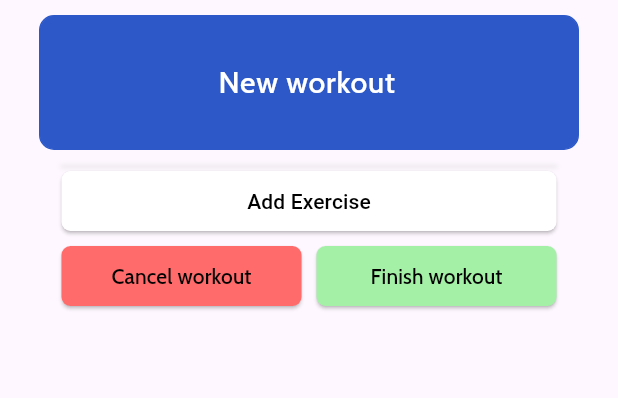
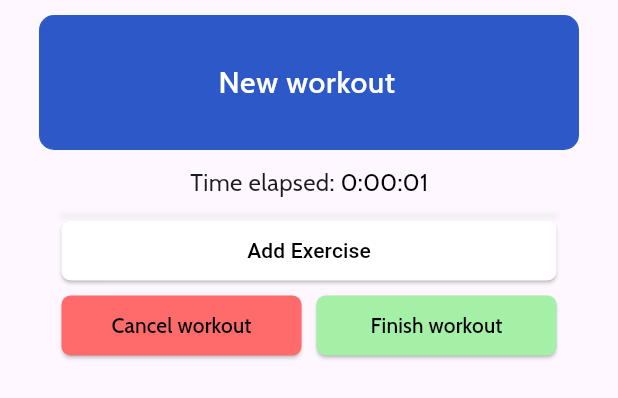
Before and after one commit to siribsandnes/IDATA2503_finalProject, a Flutter app: the NewWorkoutScreen widget shown alone on an empty page, opened directly with empty values, on a phone screen of 412 x 824 dp. Shown: the top 398 px of the screen. Run offline on Flutter 3.47's test engine with Material 3 defaults, Android fonts, the phone set to English and light mode, and no system bars; our stand-ins replace cloud_firestore, curved_navigation_bar, firebase_auth, firebase_core, flutter_riverpod, google_fonts; accounts and stored records are empty; network calls fail.

Commit message:
added timer

```diff
--- a/lib/screens/new_workout.dart
+++ b/lib/screens/new_workout.dart
@@ -7,6 +7,7 @@ import 'package:final_project/models/workout.dart';
 import 'package:final_project/widgets/new_workout/exercise_container.dart';
 import 'package:final_project/widgets/new_workout/newWorkoutHeader.dart';
 import 'package:final_project/widgets/new_workout/add_exercise_dialog.dart';
+import 'package:final_project/widgets/new_workout/workout_timer.dart';
 import 'package:flutter/material.dart';
 import 'package:http/http.dart' as http;
 import 'package:intl/intl.dart';
@@ -135,8 +136,18 @@ class _NewWorkoutScreenState extends State<NewWorkoutScreen> {
         child: Column(
           children: [
             NewWorkoutHeader(workout: newWorkout),
-              const SizedBox(
-                height: 10,
+            Padding(
+              padding: EdgeInsets.symmetric(vertical: 10),
+              child: Row(
+                mainAxisAlignment: MainAxisAlignment.center,
+                children: [
+                  const Text(
+                    "Time elapsed: ",
+                    style: TextStyle(fontSize: 16),
+                  ),
+                  WorkoutTimer(startTime: newWorkout.startTime),
+                ],
+              ),
             ),
             ConstrainedBox(
               constraints: const BoxConstraints(maxHeight: 500, minHeight: 0),
@@ -248,6 +259,7 @@ class _NewWorkoutScreenState extends State<NewWorkoutScreen> {
             )
           ],
         ),
-        ));
+      ),
+    );
   }
 }
--- a/lib/screens/tabs.dart
+++ b/lib/screens/tabs.dart
@@ -139,6 +139,7 @@ class _TabsScreenState extends State<TabsScreen> {
       backgroundColor: const Color.fromARGB(1000, 241, 244, 252),
       appBar: AppBar(
         backgroundColor: const Color.fromARGB(1000, 241, 244, 252),
+        foregroundColor: Color.fromARGB(1000, 34, 67, 153),
       ),
       body: FutureBuilder(
         future: _loadedUser,
--- a/lib/widgets/new_workout/newWorkoutHeader.dart
+++ b/lib/widgets/new_workout/newWorkoutHeader.dart
@@ -1,4 +1,5 @@
 import 'package:final_project/models/workout.dart';
+import 'package:final_project/widgets/new_workout/workout_timer.dart';
 import 'package:flutter/material.dart';
 import 'package:flutter/widgets.dart';
 
@@ -55,7 +56,7 @@ class _NewWorkoutHeaderState extends State<NewWorkoutHeader> {
                 });
               },
             ),
-          )
+          ),
         ],
       ),
     );
--- /dev/null
+++ b/lib/widgets/new_workout/workout_timer.dart
@@ -0,0 +1,53 @@
+import 'dart:async';
+
+import 'package:flutter/material.dart';
+
+class WorkoutTimer extends StatefulWidget {
+  final DateTime startTime;
+
+  const WorkoutTimer({super.key, required this.startTime});
+
+  @override
+  _WorkoutTimerState createState() => _WorkoutTimerState();
+}
+
+class _WorkoutTimerState extends State<WorkoutTimer> {
+  late Timer _timer;
+  late Duration _elapsedTime;
+
+  @override
+  void initState() {
+    super.initState();
+    _elapsedTime = DateTime.now().difference(widget.startTime);
+    _startTimer();
+  }
+
+  @override
+  void dispose() {
+    _timer.cancel();
+    super.dispose();
+  }
+
+  void _startTimer() {
+    const oneSec = Duration(seconds: 1);
+    _timer = Timer.periodic(oneSec, (Timer timer) {
+      setState(() {
+        _elapsedTime = DateTime.now().difference(widget.startTime);
+      });
+    });
+  }
+
+  @override
+  Widget build(BuildContext context) {
+    String formattedTime =
+        '${_elapsedTime.inHours}:${_elapsedTime.inMinutes.remainder(60).toString().padLeft(2, '0')}:${_elapsedTime.inSeconds.remainder(60).toString().padLeft(2, '0')}';
+
+    return Text(
+      formattedTime,
+      style: const TextStyle(
+        fontSize: 16,
+        color: Colors.black,
+      ),
+    );
+  }
+}
```
Lines whose indentation alone changed are shown as unchanged.
